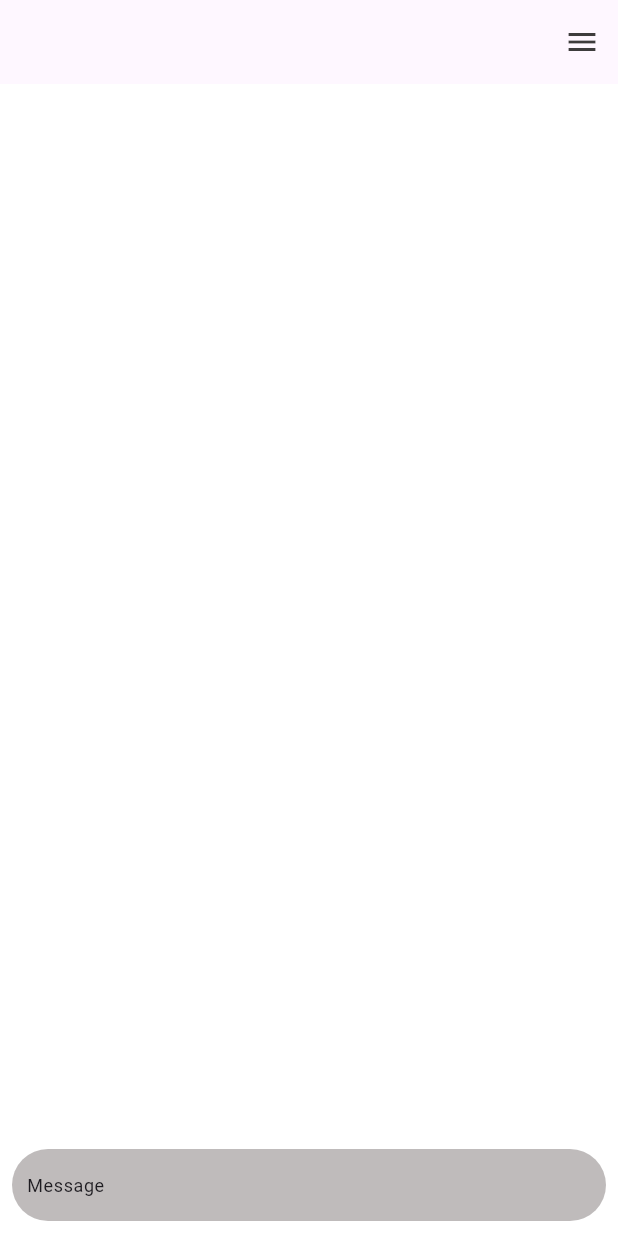
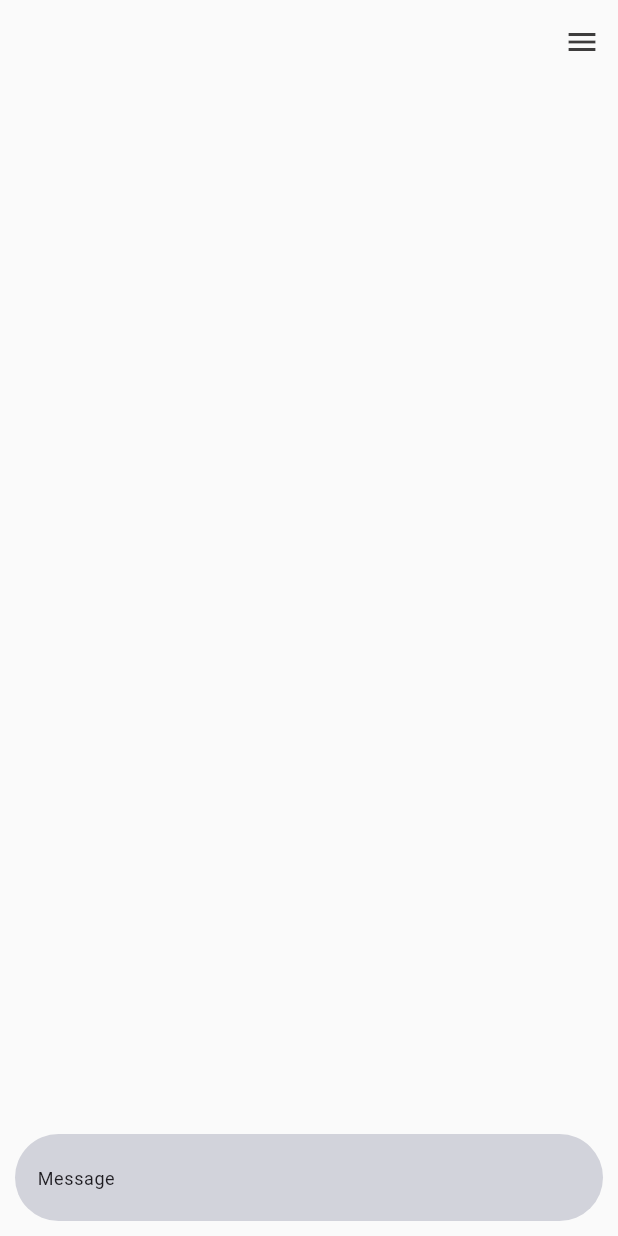
Before and after one commit to safwanjmuhammed/gemini, a Flutter app: the screen it shows after launch, on a phone screen of 412 x 824 dp. Run offline on Flutter 3.47's test engine with Material 3 defaults, Android fonts, the phone set to English and light mode, and no system bars; our stand-ins replace dio; missing offline and left inert: google_gemini.

Commit message:
theme_fix

```diff
--- a/lib/core/theme.dart
+++ b/lib/core/theme.dart
@@ -2,22 +2,32 @@ import 'package:flutter/material.dart';
 
 class CustomTheme {
   static ThemeData lightTheme = ThemeData(
-      scaffoldBackgroundColor: Colors.white,
-      cardColor: const Color.fromARGB(221, 181, 177, 177),
+      scaffoldBackgroundColor: const Color(0XFFFAFAFA),
+      cardColor: const Color(0XFFD2D3DB),
+      appBarTheme:
+          const AppBarTheme(backgroundColor: Colors.transparent, elevation: 0),
       iconButtonTheme: IconButtonThemeData(
           style: IconButton.styleFrom(
               foregroundColor: const Color.fromARGB(255, 61, 60, 60))),
       textTheme: const TextTheme(
-          titleSmall: TextStyle(color: Color.fromARGB(255, 145, 141, 141))));
+        // bodyMedium: TextStyle(
+        //   color: Color.fromARGB(255, 145, 141, 141),
+        // ),
+        titleSmall: TextStyle(
+          color: Color.fromARGB(255, 145, 141, 141),
+        ),
+      ));
 
   static ThemeData darkTheme = ThemeData(
-      scaffoldBackgroundColor: Colors.black,
-      cardColor: const Color.fromARGB(221, 116, 114, 114),
-      appBarTheme: const AppBarTheme(color: Colors.black),
+      scaffoldBackgroundColor: const Color(0xFF404258),
+      cardColor: const Color(0xFF50577A),
+      appBarTheme: const AppBarTheme(color: Color(0xFF404258)),
       iconButtonTheme: IconButtonThemeData(
           style: IconButton.styleFrom(
               foregroundColor: const Color.fromARGB(255, 211, 209, 209))),
       textTheme: const TextTheme(
           bodySmall: TextStyle(color: Color.fromARGB(255, 201, 198, 198)),
-          bodyMedium: TextStyle(color: Color.fromARGB(255, 255, 255, 255))));
+          bodyMedium: TextStyle(
+            color: Color.fromARGB(255, 255, 255, 255),
+          )));
 }
--- a/lib/screen/chat_screen.dart
+++ b/lib/screen/chat_screen.dart
@@ -10,6 +10,7 @@ class ChatScreen extends StatefulWidget {
 
 class _ChatScreenState extends State<ChatScreen> {
   final chatController = TextEditingController();
+
   String chatText = '';
   String geminiText = '';
   bool isTextEmpty = true;
@@ -17,7 +18,7 @@ class _ChatScreenState extends State<ChatScreen> {
 
   getGeminiResponse() async {
     final service = GeminiService();
-    final responseText = await service.getGemini(chatController.text);
+    final responseText = await service.getGemini(chatController.text, context);
     setState(() {
       geminiText = responseText;
     });
@@ -32,9 +33,16 @@ class _ChatScreenState extends State<ChatScreen> {
     });
   }
 
+  addingchatToList(String chat) {
+    List<String> chats = [];
+    chats.add(chat);
+    print(chats.length);
+  }
+
   @override
   void dispose() {
     super.dispose();
+    chatController.text;
   }
 
   // @override
@@ -45,8 +53,11 @@ class _ChatScreenState extends State<ChatScreen> {
 
   @override
   Widget build(BuildContext context) {
+    final platformBrightness = MediaQuery.of(context).platformBrightness;
     return Scaffold(
       appBar: AppBar(
+        forceMaterialTransparency: true,
+        // leading: Image.asset(''),
         actions: [IconButton(onPressed: () {}, icon: const Icon(Icons.menu))],
       ),
       body: Container(
@@ -56,12 +67,16 @@ class _ChatScreenState extends State<ChatScreen> {
           mainAxisAlignment: MainAxisAlignment.spaceBetween,
           children: [
             isGenerating
-                ? Expanded(child: ListView(children: [chat(context, chatText)]))
+                ? Expanded(
+                    child: ListView(children: [
+                    chat(context, chatText, platformBrightness)
+                  ]))
                 : const SizedBox(),
             Padding(
                 padding:
-                    const EdgeInsets.symmetric(horizontal: 8.0, vertical: 10),
+                    const EdgeInsets.symmetric(horizontal: 10, vertical: 10),
                 child: Container(
+                  padding: const EdgeInsets.all(5),
                   decoration: BoxDecoration(
                     borderRadius: BorderRadius.circular(30),
                     color: Theme.of(context).cardColor,
@@ -93,6 +108,7 @@ class _ChatScreenState extends State<ChatScreen> {
                               isGenerating = true;
                               chatText = chatController.text;
                             });
+                            addingchatToList(chatText);
                             chatController.clear();
                             FocusManager.instance.primaryFocus!.unfocus();
                           },
@@ -108,16 +124,23 @@ class _ChatScreenState extends State<ChatScreen> {
     );
   }
 
-  Widget chat(BuildContext context, String chatControllerText) {
+  Widget chat(BuildContext context, String chatControllerText,
+      Brightness platformBrightness) {
     return Padding(
-      padding: const EdgeInsets.symmetric(horizontal: 8.0, vertical: 10),
+      padding: const EdgeInsets.symmetric(horizontal: 10, vertical: 10),
       child: Column(
         crossAxisAlignment: CrossAxisAlignment.start,
         children: [
           Row(
             children: [
-              const CircleAvatar(
-                child: Text('SA'),
+              CircleAvatar(
+                backgroundColor: Color(0XFF50577A),
+                child: Text(
+                  'SA',
+                  style: platformBrightness == Brightness.light
+                      ? const TextStyle(color: Colors.white)
+                      : Theme.of(context).textTheme.bodyMedium,
+                ),
               ),
               const SizedBox(width: 10),
               Text('YOU', style: Theme.of(context).textTheme.bodyMedium),
@@ -135,8 +158,14 @@ class _ChatScreenState extends State<ChatScreen> {
             padding: const EdgeInsets.only(top: 10),
             child: Row(
               children: [
-                const CircleAvatar(
-                  child: Text('G'),
+                CircleAvatar(
+                  backgroundColor: const Color(0XFF50577A),
+                  child: Text(
+                    'G',
+                    style: platformBrightness == Brightness.light
+                        ? const TextStyle(color: Colors.white)
+                        : Theme.of(context).textTheme.bodyMedium,
+                  ),
                 ),
                 const SizedBox(width: 10),
                 Text('GEMINI', style: Theme.of(context).textTheme.bodyMedium),
--- a/lib/services/gemini_service.dart
+++ b/lib/services/gemini_service.dart
@@ -1,17 +1,21 @@
 import 'package:dio/dio.dart';
+import 'package:flutter/material.dart';
 import 'package:google_gemini/google_gemini.dart';
 
 class GeminiService {
   GoogleGemini gemini =
       GoogleGemini(apiKey: 'AIzaSyC25d5WTkA-kSMK7cYB_NTk2SrRmHzI4fA');
 
-  Future<String> getGemini(String chatText) async {
+  Future<String> getGemini(String chatText, BuildContext context) async {
     try {
       final geminiResponse = await gemini.generateFromText(chatText);
+
       print(geminiResponse.text);
       return geminiResponse.text;
     } on DioException catch (e) {
       print(e.message);
+      ScaffoldMessenger.of(context).showSnackBar(
+          SnackBar(content: Text('Failed to fetch gemini response..')));
     }
     throw Exception('failed');
   }
--- a/pubspec.yaml
+++ b/pubspec.yaml
@@ -61,9 +61,9 @@ flutter:
   uses-material-design: true
 
   # To add assets to your application, add an assets section, like this:
-  # assets:
-  #   - images/a_dot_burr.jpeg
-  #   - images/a_dot_ham.jpeg
+  assets:
+    - assets/
+
 
   # An image asset can refer to one or more resolution-specific "variants", see
   # https://flutter.dev/assets-and-images/#resolution-aware
```
